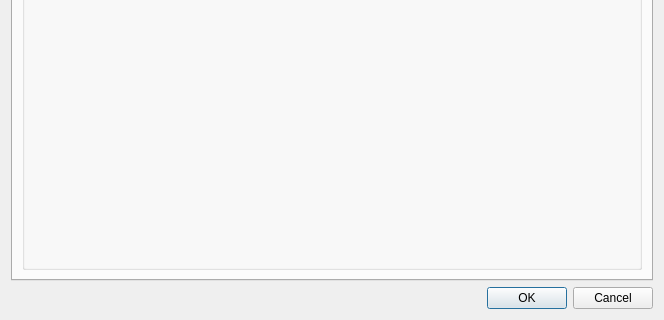
This is vpn/openvpn/openvpnadvanced.ui in KDE/plasma-nm as Qt 5 draws it before an edit; both pictures show x 0 to 664 and y 385 to 705 of the 664 by 705 pixel window. The edited form follows.
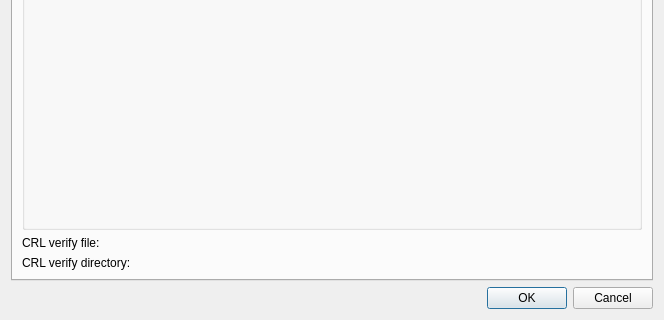
This is the edited form. The open tabs and pages were chosen to show the change. Custom widgets are drawn as their Qt base class.

Commit message: openvpn: Implement crl verify files

Diff of the .ui file:
```diff
--- a/vpn/openvpn/openvpnadvanced.ui
+++ b/vpn/openvpn/openvpnadvanced.ui
@@ -1030,6 +1030,60 @@
          </layout>
         </widget>
        </item>
+      <item>
+       <layout class="QHBoxLayout" name="horizontalLayout_crlFile">
+        <item>
+         <widget class="QLabel" name="lblCrlVerifyFile">
+          <property name="text">
+           <string>CRL verify file:</string>
+          </property>
+          <property name="toolTip">
+           <string>Path to a local Certificate Revocation List (CRL) file to verify peer certificates.</string>
+          </property>
+          <property name="buddy">
+           <cstring>kurlCrlVerifyFile</cstring>
+          </property>
+         </widget>
+        </item>
+        <item>
+         <widget class="KUrlRequester" name="kurlCrlVerifyFile">
+          <property name="toolTip">
+           <string>Path to a local Certificate Revocation List (CRL) file to verify peer certificates.</string>
+          </property>
+          <property name="mode">
+           <set>KFile::File|KFile::ExistingOnly|KFile::LocalOnly</set>
+          </property>
+         </widget>
+        </item>
+       </layout>
+      </item>
+      <item>
+       <layout class="QHBoxLayout" name="horizontalLayout_crlDir">
+        <item>
+         <widget class="QLabel" name="lblCrlVerifyDir">
+          <property name="text">
+           <string>CRL verify directory:</string>
+          </property>
+          <property name="toolTip">
+           <string>Path to a local directory containing Certificate Revocation List (CRL) files.</string>
+          </property>
+          <property name="buddy">
+           <cstring>kurlCrlVerifyDir</cstring>
+          </property>
+         </widget>
+        </item>
+        <item>
+         <widget class="KUrlRequester" name="kurlCrlVerifyDir">
+          <property name="toolTip">
+           <string>Path to a local directory containing Certificate Revocation List (CRL) files.</string>
+          </property>
+          <property name="mode">
+           <set>KFile::Directory|KFile::ExistingOnly|KFile::LocalOnly</set>
+          </property>
+         </widget>
+        </item>
+       </layout>
+      </item>
       </layout>
      </widget>
      <widget class="QWidget" name="proxyTab">
```
Left out of the diff: 2 changed lines with no effect on the pictures. Lines whose indentation alone changed are shown as unchanged. The commit also changes 1 other file.
